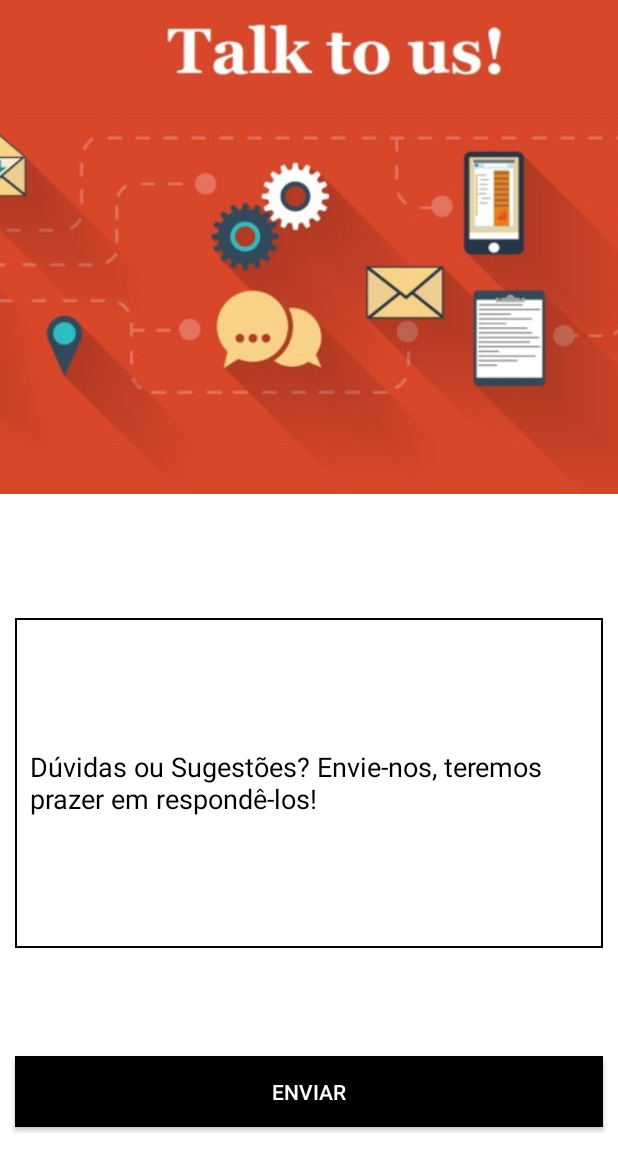
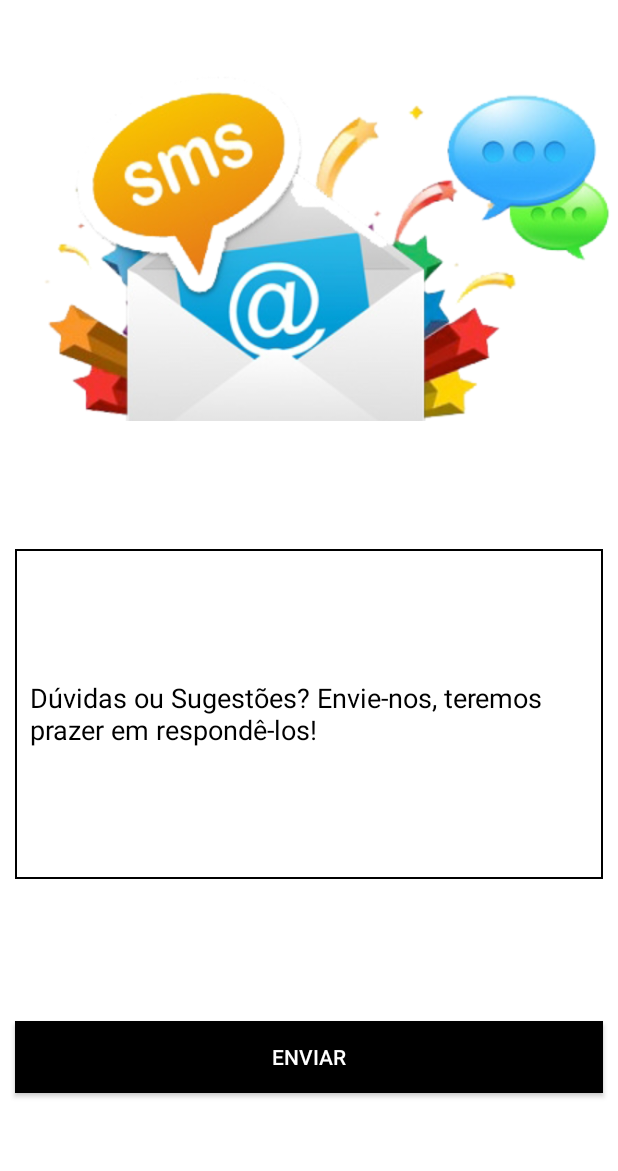
Before and after one commit to yurihp01/VidaSaudavel, an Android app: the layout activity_contact.xml on its own in the app's theme, with its tools: preview values and no code run, on a phone screen of 412 x 824 dp. Shown: the top 1171 px of the screen. Run offline under Robolectric (Android 15) with nearby library versions, the phone set to English and light mode, and no system bars.

Commit message:
finalizando o xml da tela de contato

```diff
--- a/app/src/main/res/layout/activity_contact.xml
+++ b/app/src/main/res/layout/activity_contact.xml
@@ -5,6 +5,7 @@
     android:layout_width="match_parent"
     android:layout_height="match_parent"
     android:background="@color/white"
+    android:orientation="vertical"
     tools:context="com.example.yurip.livehealth.view.ContactActivity">
 
     <android.support.constraint.Guideline
@@ -16,41 +17,42 @@
 
     <ImageView
         android:id="@+id/contact_us_image"
-        android:layout_width="match_parent"
+        android:layout_width="wrap_content"
         android:layout_height="0dp"
         android:importantForAccessibility="no"
+        android:src="@drawable/contact_background"
         android:scaleType="centerCrop"
-        android:src="@drawable/contact_us"
+        app:layout_constraintDimensionRatio="16:9"
         app:layout_constraintStart_toStartOf="parent"
         app:layout_constraintBottom_toTopOf="@id/guidev"
         app:layout_constraintTop_toTopOf="parent"/>
 
     <EditText
+        android:id="@+id/doubt_suggestion_text"
         android:background="@drawable/border"
         android:padding="@dimen/dp_10"
-        android:id="@+id/doubt_suggestion_text"
         android:layout_width="match_parent"
         android:layout_height="220dp"
-        android:layout_marginTop="@dimen/dp_20"
         android:layout_marginStart="@dimen/dp_10"
         android:layout_marginEnd="@dimen/dp_10"
         android:textColorHint="@color/black"
         android:hint="@string/contact_doubt_suggestion"
         android:inputType="textMultiLine"
         app:layout_constraintTop_toBottomOf="@id/contact_us_image"
-        app:layout_constraintBottom_toTopOf="@id/button_send"
-        android:layout_marginLeft="@dimen/dp_10" />
+        app:layout_constraintBottom_toTopOf="@id/button_send" />
 
     <Button
         android:id="@+id/button_send"
-        android:layout_width="392dp"
-        android:layout_height="47dp"
+        android:layout_width="match_parent"
+        android:layout_height="wrap_content"
         android:layout_marginBottom="@dimen/dp_10"
         android:layout_marginTop="@dimen/dp_10"
+        android:layout_marginEnd="@dimen/dp_10"
+        android:layout_marginStart="@dimen/dp_10"
         android:background="@color/black"
         android:text="@string/send"
         app:layout_constraintBottom_toBottomOf="parent"
-        app:layout_constraintEnd_toEndOf="@id/doubt_suggestion_text"
-        app:layout_constraintStart_toStartOf="@id/doubt_suggestion_text"
+        app:layout_constraintEnd_toEndOf="parent"
+        app:layout_constraintStart_toStartOf="parent"
         app:layout_constraintTop_toBottomOf="@id/doubt_suggestion_text" />
 </android.support.constraint.ConstraintLayout>
```
Also changed, not shown: app/src/main/res/drawable/contact_background.png (added), app/src/main/res/drawable/contact_us.jpg (deleted).
